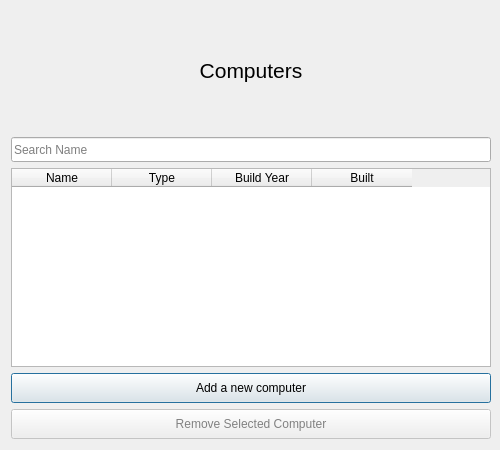
This is GUI-verklegtVika3/computertabledialog.ui in streamerinn/Verklegt-1 as Qt 5 draws it before an edit. The edited form follows.
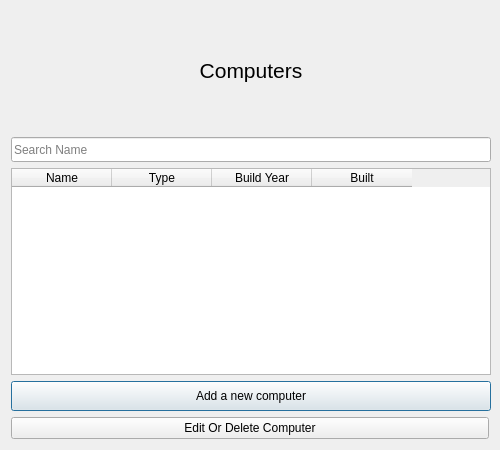
This is the edited form. Icons and pictures are not drawn.

Commit message: edit delete computer

Diff of the .ui file:
```diff
--- a/GUI-verklegtVika3/computertabledialog.ui
+++ b/GUI-verklegtVika3/computertabledialog.ui
@@ -144,34 +144,10 @@
      </property>
     </widget>
    </item>
-   <item alignment="Qt::AlignHCenter">
-    <widget class="QPushButton" name="button_remove_computer">
-     <property name="enabled">
-      <bool>false</bool>
-     </property>
-     <property name="sizePolicy">
-      <sizepolicy hsizetype="Fixed" vsizetype="Fixed">
-       <horstretch>0</horstretch>
-       <verstretch>0</verstretch>
-      </sizepolicy>
-     </property>
-     <property name="minimumSize">
-      <size>
-       <width>480</width>
-       <height>30</height>
-      </size>
-     </property>
-     <property name="maximumSize">
-      <size>
-       <width>480</width>
-       <height>30</height>
-      </size>
-     </property>
-     <property name="styleSheet">
-      <string notr="true">color: rgb(129, 129, 129);</string>
-     </property>
+   <item>
+    <widget class="QPushButton" name="editDelete">
      <property name="text">
-      <string>Remove Selected Computer</string>
+      <string>Edit Or Delete Computer</string>
      </property>
     </widget>
    </item>
```
Left out of the diff: 1 changed line with no effect on the pictures. The commit also changes 10 other files.
